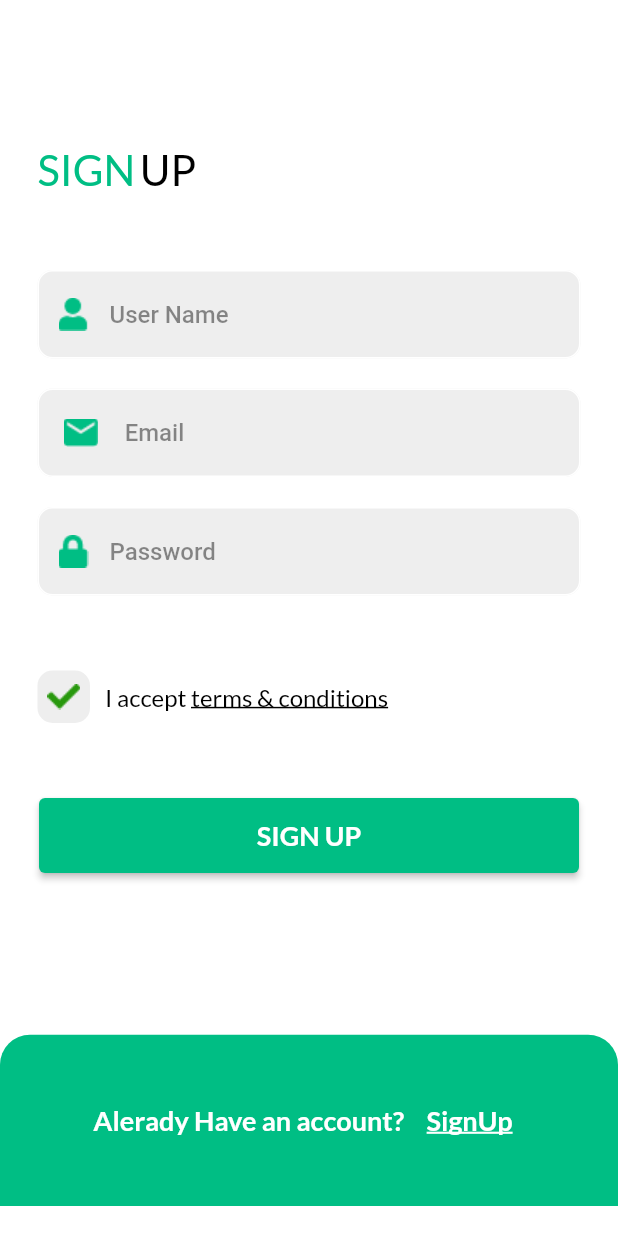
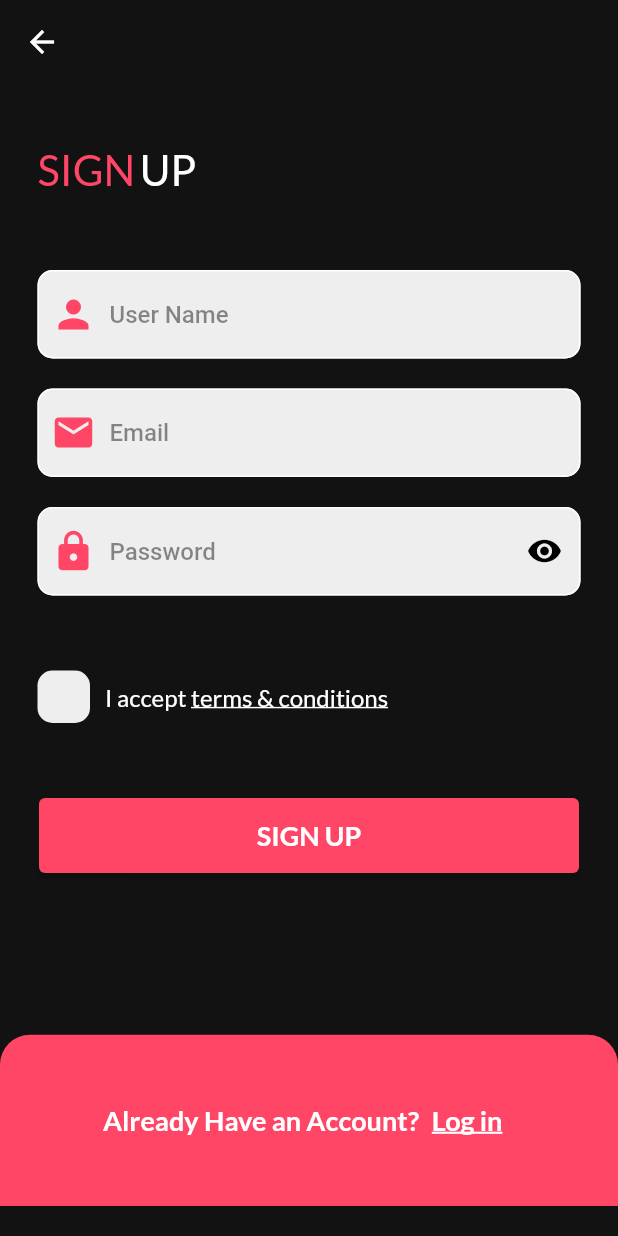
Before and after one commit to paradax005/Asro-Shop, a Flutter app: the SignUpScreen screen opened by its route, on a phone screen of 412 x 824 dp. Run offline on Flutter 3.47's test engine with Material 2 defaults, Android fonts, the phone set to English and light mode, and no system bars; our stand-ins replace get, google_fonts.

Commit message:
complete signup screen dark+light mode

```diff
--- /dev/null
+++ b/lib/logic/bindings/auth_binding.dart
@@ -0,0 +1,9 @@
+import 'package:asro_shop/logic/controllers/auth_controller.dart';
+import 'package:get/get.dart';
+
+class AuthBinding extends Bindings {
+  @override
+  void dependencies() {
+    Get.put(AuthController());
+  }
+}
--- /dev/null
+++ b/lib/logic/controllers/auth_controller.dart
@@ -0,0 +1,17 @@
+import 'package:get/get.dart';
+
+class AuthController extends GetxController {
+  bool isVisibilty = false;
+  bool isCheckBox = false;
+
+  void visibility() {
+    isVisibilty = !isVisibilty;
+
+    update();
+  }
+
+  void checkBox() {
+    isCheckBox = !isCheckBox;
+    update();
+  }
+}
--- a/lib/routes/routes.dart
+++ b/lib/routes/routes.dart
@@ -1,3 +1,4 @@
+import 'package:asro_shop/logic/bindings/auth_binding.dart';
 import 'package:asro_shop/view/screens/auth/login_screen.dart';
 import 'package:asro_shop/view/screens/auth/signup_screen.dart';
 import 'package:get/get.dart';
@@ -20,6 +21,7 @@ class AppRoutes {
     GetPage(
       name: Routes.signUpScreen,
       page: () => SignUpScreen(),
+      binding: AuthBinding(),
     ),
   ];
 }
--- /dev/null
+++ b/lib/utils/assets_path.dart
@@ -0,0 +1,9 @@
+class AssetPath {
+  static const basePath = "assets/images/";
+
+  static const welcomeBg = '${basePath}background.png';
+  static const userIcon = '${basePath}user.png';
+  static const emailIcon = '${basePath}email.png';
+  static const lockIcon = '${basePath}lock.png';
+  static const checkIcon = '${basePath}check.png';
+}
--- /dev/null
+++ b/lib/utils/my_string.dart
@@ -0,0 +1,6 @@
+String validationEmail =
+    r"^[a-zA-Z0-9.a-zA-Z0-9.!#$%&'*+-/=?^_`{|}~]+@[a-zA-Z0-9]+\.[a-zA-Z]+";
+
+String validationName = r'^[a-z A-Z]+$';
+
+String baseUrl = 'https://fakestoreapi.com';
--- a/lib/view/screens/auth/signup_screen.dart
+++ b/lib/view/screens/auth/signup_screen.dart
@@ -1,4 +1,7 @@
+import 'package:asro_shop/logic/controllers/auth_controller.dart';
 import 'package:asro_shop/routes/routes.dart';
+import 'package:asro_shop/utils/assets_path.dart';
+import 'package:asro_shop/utils/my_string.dart';
 import 'package:asro_shop/utils/theme.dart';
 import 'package:asro_shop/view/widgets/auth/container_under.dart';
 import 'package:asro_shop/view/widgets/text_utils.dart';
@@ -10,20 +13,25 @@ import '../../widgets/auth/auth_text_form_field.dart';
 import '../../widgets/auth/check_widget.dart';
 
 class SignUpScreen extends StatelessWidget {
+  SignUpScreen({super.key});
+
+  final formKey = GlobalKey<FormState>();
+
   final TextEditingController nameController = TextEditingController();
   final TextEditingController emailController = TextEditingController();
   final TextEditingController passwordController = TextEditingController();
-  SignUpScreen({super.key});
+
+  final controller = Get.find<AuthController>();
 
   @override
   Widget build(BuildContext context) {
     return SafeArea(
       child: Scaffold(
         appBar: AppBar(
-          backgroundColor: Colors.white,
+          backgroundColor: Get.isDarkMode ? Colors.white : darkGreyClr,
           elevation: 0,
         ),
-        backgroundColor: Colors.white,
+        backgroundColor: Get.isDarkMode ? Colors.white : darkGreyClr,
         body: SingleChildScrollView(
           child: Column(
             children: [
@@ -37,13 +45,15 @@ class SignUpScreen extends StatelessWidget {
                     right: 25,
                     top: 40,
                   ),
+                  child: Form(
+                    key: formKey,
                     child: Column(
                       children: [
                         Row(
                           children: [
                             TextUtils(
                               text: "SIGN",
-                            color: mainColor,
+                              color: Get.isDarkMode ? mainColor : pinkClr,
                               fontSize: 28,
                               fontWeight: FontWeight.w500,
                             ),
@@ -52,41 +62,94 @@ class SignUpScreen extends StatelessWidget {
                             ),
                             TextUtils(
                               text: "UP",
-                            color: Colors.black,
+                              color:
+                                  Get.isDarkMode ? Colors.black : Colors.white,
                               fontSize: 28,
                               fontWeight: FontWeight.w500,
                             ),
                           ],
                         ),
-                      const SizedBox(
-                        height: 50,
-                      ),
+                        const SizedBox(height: 50),
                         AuthTextFormField(
                           controller: nameController,
-                        validator: () {},
-                        prefixIcon: Image.asset('assets/images/user.png'),
+                          validator: (value) {
+                            if (value.toString().length <= 2 ||
+                                !RegExp(validationName).hasMatch(value)) {
+                              return 'Enter valid username';
+                            } else {
+                              return null;
+                            }
+                          },
+                          prefixIcon: Get.isDarkMode
+                              ? Image.asset(AssetPath.userIcon)
+                              : const Icon(
+                                  Icons.person,
+                                  size: 30,
+                                  color: pinkClr,
+                                ),
                           suffixIcon: const Text(''),
                           hintText: 'User Name',
                         ),
                         const SizedBox(height: 20),
                         AuthTextFormField(
                           controller: emailController,
-                        validator: () {},
-                        prefixIcon: Image.asset('assets/images/email.png'),
+                          validator: (value) {
+                            if (!RegExp(validationEmail).hasMatch(value)) {
+                              return 'Invalid email';
+                            } else {
+                              return null;
+                            }
+                          },
+                          prefixIcon: Get.isDarkMode
+                              ? Image.asset(AssetPath.emailIcon)
+                              : const Icon(
+                                  Icons.email,
+                                  size: 30,
+                                  color: pinkClr,
+                                ),
                           suffixIcon: const Text(''),
                           hintText: 'Email',
                         ),
                         const SizedBox(height: 20),
-                      AuthTextFormField(
+                        GetBuilder<AuthController>(
+                          builder: (_) {
+                            return AuthTextFormField(
                               controller: passwordController,
-                        validator: () {},
-                        prefixIcon: Image.asset('assets/images/lock.png'),
-                        suffixIcon: const Text(''),
+                              validator: (value) {
+                                if (value.toString().length < 6) {
+                                  return 'Password should be longer or equal to 6 characters';
+                                } else {
+                                  return null;
+                                }
+                              },
+                              prefixIcon: Get.isDarkMode
+                                  ? Image.asset(AssetPath.lockIcon)
+                                  : const Icon(
+                                      Icons.lock,
+                                      size: 30,
+                                      color: pinkClr,
+                                    ),
+                              suffixIcon: IconButton(
+                                onPressed: () {
+                                  controller.visibility();
+                                },
+                                icon: controller.isVisibilty
+                                    ? const Icon(
+                                        Icons.visibility_off,
+                                        color: Colors.black,
+                                      )
+                                    : const Icon(
+                                        Icons.visibility,
+                                        color: Colors.black,
+                                      ),
+                              ),
                               hintText: 'Password',
-                        obscureText: true,
+                              obscureText: !controller.isVisibilty,
+                            );
+                          },
                         ),
                         const SizedBox(height: 50),
-                      const CheckWidget(),
+                        CheckWidget(),
                         const SizedBox(
                           height: 50,
                         ),
@@ -98,9 +161,10 @@ class SignUpScreen extends StatelessWidget {
                     ),
                   ),
                 ),
+              ),
               ContainerUnder(
-                text: 'Alerady Have an account?  ',
-                textType: 'SignUp',
+                text: 'Already Have an Account?',
+                textType: 'Log in',
                 onPressed: () {
                   Get.toNamed(Routes.loginScreen);
                 },
--- a/lib/view/screens/welcome_screen.dart
+++ b/lib/view/screens/welcome_screen.dart
@@ -1,4 +1,5 @@
 import 'package:asro_shop/routes/routes.dart';
+import 'package:asro_shop/utils/assets_path.dart';
 import 'package:asro_shop/utils/theme.dart';
 import 'package:asro_shop/view/widgets/text_utils.dart';
 import 'package:flutter/material.dart';
@@ -17,7 +18,7 @@ class WelcomeScreen extends StatelessWidget {
               width: double.infinity,
               height: double.infinity,
               child: Image.asset(
-                'assets/images/background.png',
+                AssetPath.welcomeBg,
                 fit: BoxFit.cover,
               ),
             ),
--- a/lib/view/widgets/auth/auth_button.dart
+++ b/lib/view/widgets/auth/auth_button.dart
@@ -1,6 +1,7 @@
 import 'package:asro_shop/utils/theme.dart';
 import 'package:asro_shop/view/widgets/text_utils.dart';
 import 'package:flutter/material.dart';
+import 'package:get/get.dart';
 
 class AuthButton extends StatelessWidget {
   final String text;
@@ -16,7 +17,7 @@ class AuthButton extends StatelessWidget {
     return ElevatedButton(
       onPressed: onPressed,
       style: ElevatedButton.styleFrom(
-        backgroundColor: mainColor,
+        backgroundColor: Get.isDarkMode ? mainColor : pinkClr,
         minimumSize: const Size(360, 50),
       ),
       child: TextUtils(
--- a/lib/view/widgets/auth/check_widget.dart
+++ b/lib/view/widgets/auth/check_widget.dart
@@ -1,15 +1,24 @@
+import 'package:asro_shop/logic/controllers/auth_controller.dart';
+import 'package:asro_shop/utils/assets_path.dart';
+import 'package:asro_shop/utils/theme.dart';
 import 'package:asro_shop/view/widgets/text_utils.dart';
 import 'package:flutter/material.dart';
+import 'package:get/get.dart';
 
 class CheckWidget extends StatelessWidget {
-  const CheckWidget({super.key});
+  CheckWidget({super.key});
 
+  final controller = Get.find<AuthController>();
   @override
   Widget build(BuildContext context) {
+    return GetBuilder<AuthController>(
+      builder: (_) {
         return Row(
           children: [
             InkWell(
-          onTap: () {},
+              onTap: () {
+                controller.checkBox();
+              },
               child: Container(
                 height: 35,
                 width: 35,
@@ -17,7 +26,15 @@ class CheckWidget extends StatelessWidget {
                   color: Colors.grey.shade200,
                   borderRadius: BorderRadius.circular(10),
                 ),
-            child: Image.asset('assets/images/check.png'),
+                child: controller.isCheckBox
+                    ? Get.isDarkMode
+                        ? Image.asset(AssetPath.checkIcon)
+                        : const Icon(
+                            Icons.done,
+                            size: 30,
+                            color: pinkClr,
+                          )
+                    : Container(),
               ),
             ),
             const SizedBox(width: 10),
@@ -25,13 +42,13 @@ class CheckWidget extends StatelessWidget {
               children: [
                 TextUtils(
                   text: 'I accept ',
-              color: Colors.black,
+                  color: Get.isDarkMode ? Colors.black : Colors.white,
                   fontSize: 16,
                   fontWeight: FontWeight.normal,
                 ),
                 TextUtils(
                   text: 'terms & conditions',
-              color: Colors.black,
+                  color: Get.isDarkMode ? Colors.black : Colors.white,
                   fontSize: 16,
                   fontWeight: FontWeight.normal,
                   underlineText: true,
@@ -40,5 +57,7 @@ class CheckWidget extends StatelessWidget {
             ),
           ],
         );
+      },
+    );
   }
 }
--- a/lib/view/widgets/auth/container_under.dart
+++ b/lib/view/widgets/auth/container_under.dart
@@ -1,6 +1,7 @@
 import 'package:asro_shop/utils/theme.dart';
 import 'package:asro_shop/view/widgets/text_utils.dart';
 import 'package:flutter/material.dart';
+import 'package:get/get.dart';
 
 class ContainerUnder extends StatelessWidget {
   final String text;
@@ -21,9 +22,9 @@ class ContainerUnder extends StatelessWidget {
           (MediaQuery.of(context).size.height / 1.3 +
               AppBar().preferredSize.height +
               20),
-      decoration: const BoxDecoration(
-        color: mainColor,
-        borderRadius: BorderRadius.only(
+      decoration: BoxDecoration(
+        color: Get.isDarkMode ? mainColor : pinkClr,
+        borderRadius: const BorderRadius.only(
           topLeft: Radius.circular(20),
           topRight: Radius.circular(20),
         ),
```
Lines whose indentation alone changed are shown as unchanged.
